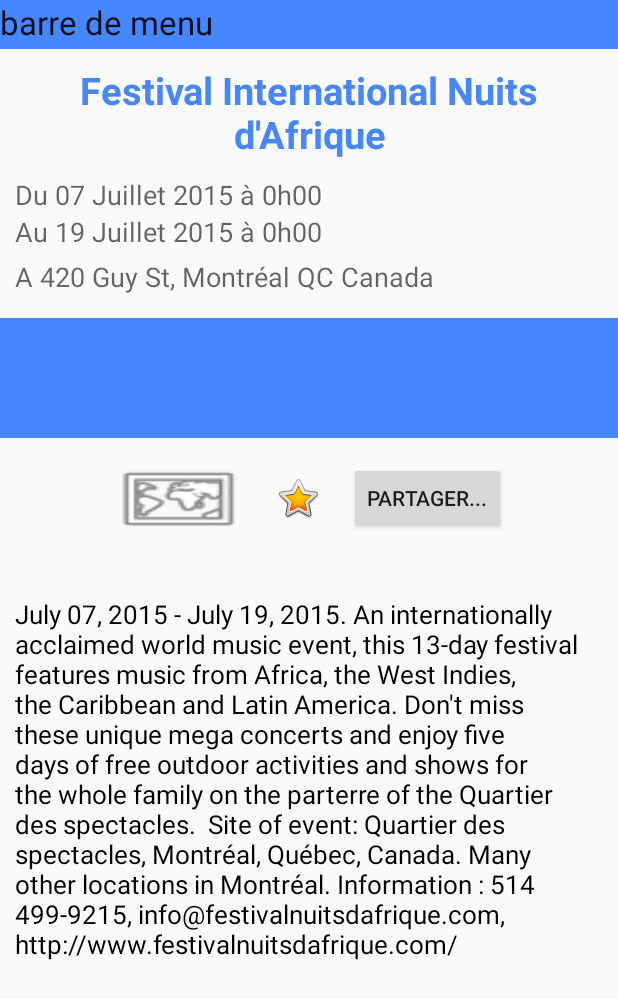
After one commit to borisclain/NotreAppEventful3, an Android app: the layout event_description.xml on its own in the app's theme, with its tools: preview values and no code run, on a phone screen of 412 x 824 dp. The commit adds this screen. Shown: the top 999 px of the screen. Run offline under Robolectric (Android 15) with nearby library versions, the phone set to English and light mode, and no system bars; network calls fail.

Commit message:
Commit de lundi 14 avril tard le soir.
Correction du bug de getEventDetails(id).

```diff
--- a/app/src/main/java/biln/notreappeventful3/DBHelper.java
+++ b/app/src/main/java/biln/notreappeventful3/DBHelper.java
@@ -15,9 +15,8 @@ import java.util.Calendar;
  */
 public class DBHelper extends SQLiteOpenHelper {
 
-
     static final String DB_NAME = "eventful.db";
-    static final int DB_VERSION = 90;                   //TODO Important pour le développement
+    static final int DB_VERSION = 102;                   //TODO Important pour le développement
 
     static final String TABLE_EVENTS = "events";
     static final String C_ID = "_id";
--- a/app/src/main/java/biln/notreappeventful3/Event.java
+++ b/app/src/main/java/biln/notreappeventful3/Event.java
@@ -21,4 +21,6 @@ class Event {
         this.description = description;
     }
 
+
+
 }
--- /dev/null
+++ b/app/src/main/res/layout/event_description.xml
@@ -0,0 +1,149 @@
+<?xml version="1.0" encoding="utf-8"?>
+<LinearLayout xmlns:android="http://schemas.android.com/apk/res/android"
+    android:orientation="vertical" android:layout_width="match_parent"
+    android:layout_height="match_parent">
+
+    <TextView
+        android:layout_width="match_parent"
+        android:layout_height="wrap_content"
+        android:textAppearance="?android:attr/textAppearanceLarge"
+        android:text="barre de menu"
+        android:id="@+id/menubar"
+        android:layout_gravity="center_horizontal"
+        android:phoneNumber="false"
+        android:textAlignment="center"
+        android:layout_weight="0.02"
+        android:background="#ff4686ff" />
+
+    <ScrollView
+        android:layout_width="wrap_content"
+        android:layout_height="wrap_content"
+        android:id="@+id/scrollView2"
+        android:layout_weight="0.98">
+
+        <LinearLayout
+            android:orientation="vertical"
+            android:layout_width="match_parent"
+            android:layout_height="match_parent"
+            android:layout_gravity="center_horizontal"
+            android:weightSum="1"
+            android:layout_weight="0.98">
+
+            <TextView
+                android:layout_width="match_parent"
+                android:layout_height="wrap_content"
+                android:textAppearance="?android:attr/textAppearanceLarge"
+                android:text="Festival International Nuits d&apos;Afrique"
+                android:id="@+id/event_title"
+                android:layout_gravity="center_horizontal"
+                android:gravity="center|center_horizontal"
+                android:textColor="#ff4686ff"
+                android:textSize="25dp"
+                android:textStyle="bold"
+                android:layout_marginTop="10dp"
+                android:layout_marginRight="10dp"
+                android:layout_marginLeft="10dp"
+                android:layout_marginBottom="5dp" />
+
+            <TextView
+                android:layout_width="match_parent"
+                android:layout_height="wrap_content"
+                android:textAppearance="?android:attr/textAppearanceMedium"
+                android:text="Du 07 Juillet 2015 à 0h00"
+                android:id="@+id/event_datestart"
+                android:layout_marginTop="5dp"
+                android:layout_marginLeft="10dp"
+                android:layout_marginRight="10dp" />
+
+            <TextView
+                android:layout_width="match_parent"
+                android:layout_height="wrap_content"
+                android:textAppearance="?android:attr/textAppearanceMedium"
+                android:text="Au 19 Juillet 2015 à 0h00"
+                android:id="@+id/event_datestop"
+                android:layout_gravity="center_horizontal"
+                android:layout_weight="0.02"
+                android:layout_marginLeft="10dp"
+                android:layout_marginRight="10dp" />
+
+            <TextView
+                android:layout_width="match_parent"
+                android:layout_height="wrap_content"
+                android:textAppearance="?android:attr/textAppearanceMedium"
+                android:text="A 420 Guy St, Montréal QC Canada"
+                android:id="@+id/event_location"
+                android:layout_gravity="center_horizontal"
+                android:layout_marginTop="5dp"
+                android:layout_marginLeft="10dp"
+                android:layout_marginRight="10dp" />
+
+            <ImageView
+                android:layout_width="match_parent"
+                android:layout_height="80dp"
+                android:id="@+id/event_image"
+                android:layout_gravity="center_horizontal"
+                android:layout_marginTop="15dp"
+                android:background="#ff4686ff" />
+
+            <LinearLayout
+                android:orientation="horizontal"
+                android:layout_width="match_parent"
+                android:layout_height="wrap_content"
+                android:layout_gravity="center_horizontal"
+                android:gravity="center_vertical|center_horizontal"
+                android:layout_marginTop="15dp"
+                android:layout_weight="0.12">
+
+                <Button
+                    android:layout_width="wrap_content"
+                    android:layout_height="wrap_content"
+                    android:id="@+id/button"
+                    android:clickable="false"
+                    android:elegantTextHeight="false"
+                    android:layout_marginTop="0.05dp"
+                    android:background="@android:drawable/ic_menu_mapmode"
+                    android:layout_marginRight="20dp" />
+
+                <CheckBox
+                    android:layout_width="50dp"
+                    android:layout_height="50dp"
+                    android:id="@+id/button_favoris"
+                    android:button="@android:drawable/btn_star"
+                    android:checked="true"
+                    android:layout_gravity="center" />
+
+                <Button
+                    android:layout_width="wrap_content"
+                    android:layout_height="wrap_content"
+                    android:text="Partager..."
+                    android:id="@+id/button2"
+                    android:clickable="true"
+                    android:nestedScrollingEnabled="true" />
+            </LinearLayout>
+
+            <TextView
+                android:layout_width="match_parent"
+                android:layout_height="wrap_content"
+                android:textAppearance="?android:attr/textAppearanceMedium"
+                android:id="@+id/event_categories"
+                android:layout_gravity="center_horizontal"
+                android:layout_weight="0.02"
+                android:textColor="#ff4686ff"
+                android:password="false" />
+
+            <TextView
+                android:layout_width="match_parent"
+                android:layout_height="wrap_content"
+                android:text="July 07, 2015 - July 19, 2015. An internationally acclaimed world music event, this 13-day festival features music from Africa, the West Indies, the Caribbean and Latin America. Don&apos;t miss these unique mega concerts and enjoy five days of free outdoor activities and shows for the whole family on the parterre of the Quartier des spectacles.  Site of event: Quartier des spectacles, Montréal, Québec, Canada. Many other locations in Montréal. Information : 514 499-9215, info@festivalnuitsdafrique.com, http://www.festivalnuitsdafrique.com/"
+                android:id="@+id/event_description"
+                android:layout_weight="0.02"
+                android:layout_marginTop="15dp"
+                android:layout_marginLeft="10dp"
+                android:layout_marginRight="10dp"
+                android:textSize="17dp"
+                android:textColor="#ff000000" />
+
+        </LinearLayout>
+    </ScrollView>
+
+</LinearLayout>
--- a/app/src/main/res/layout/screen_on_first_opening.xml
+++ b/app/src/main/res/layout/screen_on_first_opening.xml
@@ -25,7 +25,8 @@
         android:layout_below="@+id/editT"
         android:layout_alignParentRight="true"
         android:layout_alignParentEnd="true"
-        android:layout_marginTop="35dp" />
+        android:layout_marginTop="35dp"
+        android:text="Go" />
 
     <EditText
         android:layout_width="wrap_content"
```
Also changed, not shown: app/src/main/AndroidManifest.xml (+8 -0 lines), app/src/main/java/biln/notreappeventful3/ConfigurationActivity.java (+0 -38 lines), app/src/main/java/biln/notreappeventful3/DetailsActivityLena.java (added, +123 -0 lines), app/src/main/java/biln/notreappeventful3/EventfulAPI.java (+71 -5 lines), app/src/main/java/biln/notreappeventful3/MainActivity.java (+34 -57 lines), app/src/main/java/biln/notreappeventful3/ServiceSearchAndPopulate.java (added, +72 -0 lines), app/src/main/res/layout/event_complete_description.xml (deleted, +0 -79 lines), app/src/main/res/values/strings.xml (+33 -0 lines).
